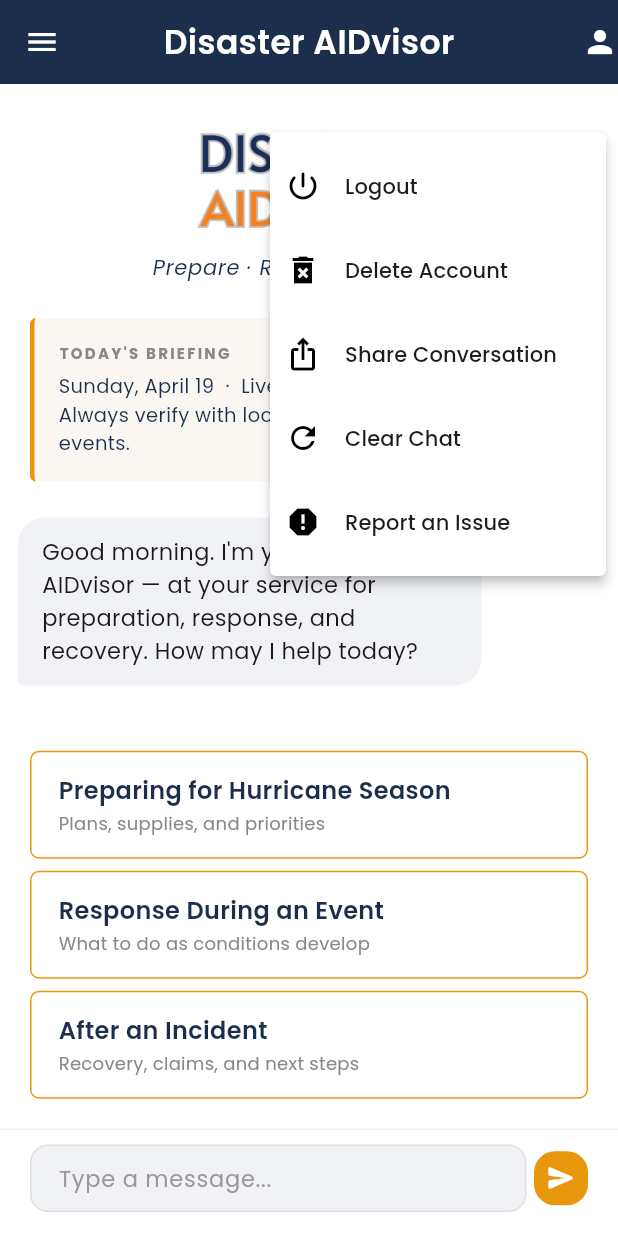
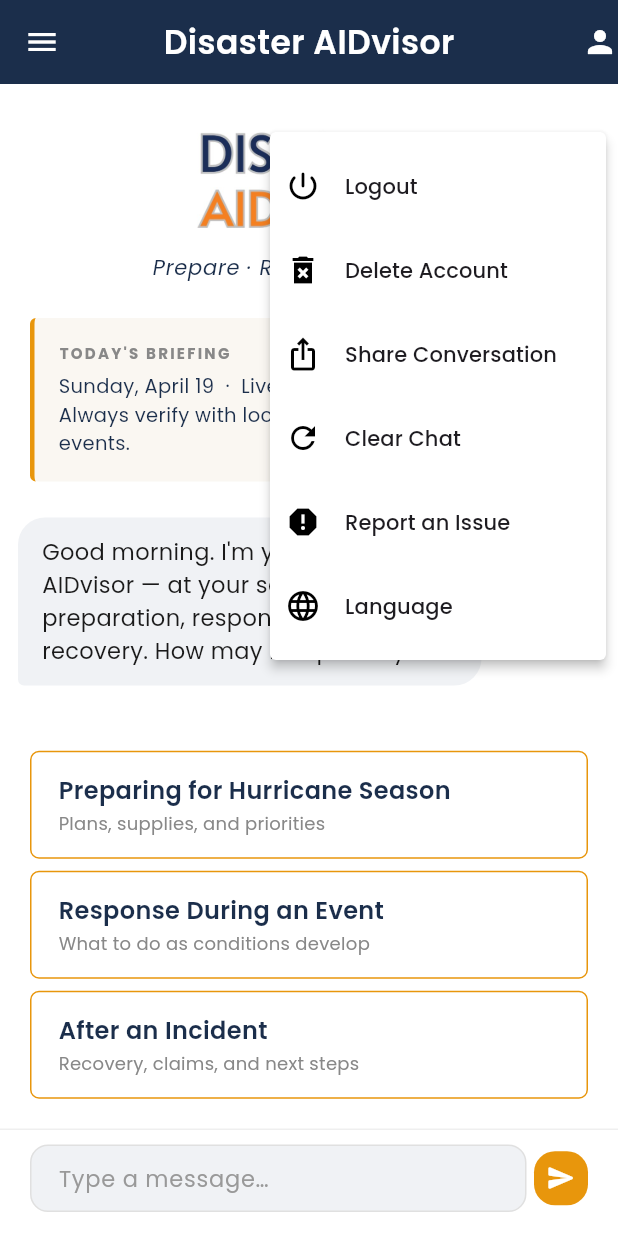
Before and after one commit to joevetoe/disaster-aidvisor, a Flutter app: the ChattingScreen screen opened directly, after a tap on the "person" icon, on a phone screen of 412 x 824 dp. Run offline on Flutter 3.47's test engine with Material 3 defaults, Android fonts, the phone set to English and light mode, and no system bars; drawn by our look-alikes of flutter_markdown; our stand-ins replace auto_size_text, cloud_firestore, firebase_auth, firebase_core, firebase_database, fluttertoast and 6 more; accounts and stored records are empty.

Commit message:
Add Spanish localization for the chat screen
- Scaffold flutter_localizations with EN and ES ARB files under lib/l10n
- Generated AppLocalizations via l10n.yaml
- LocaleController singleton persists user override to SharedPreferences
- Wire localizationsDelegates + supportedLocales in MaterialApp, rebuild on locale change
- Localize greeting, briefing (loading / unavailable / no-alerts / summary), topic cards, AppBar menu items, clear-chat dialog, share header / subject, input placeholder, copy toasts
- Add Language submenu in profile dropdown (English / Español)
- AI chat: system prompt now instructs the model to respond in user's language with polite usted register when Spanish

Co-Authored-By: Claude Opus 4.7 (1M context) <noreply@anthropic.com>

```diff
--- /dev/null
+++ b/disasterbuddy/l10n.yaml
@@ -0,0 +1,5 @@
+arb-dir: lib/l10n
+template-arb-file: app_en.arb
+output-localization-file: app_localizations.dart
+output-class: AppLocalizations
+output-dir: lib/l10n/generated
--- /dev/null
+++ b/disasterbuddy/lib/services/locale_controller.dart
@@ -0,0 +1,34 @@
+import 'package:flutter/material.dart';
+import 'package:shared_preferences/shared_preferences.dart';
+
+/// App-wide locale override. `null` means "follow device locale".
+class LocaleController extends ChangeNotifier {
+  static const _prefsKey = 'app_locale_code';
+  static const supportedLocales = [Locale('en'), Locale('es')];
+
+  LocaleController._();
+  static final LocaleController instance = LocaleController._();
+
+  Locale? _locale;
+  Locale? get locale => _locale;
+
+  Future<void> load() async {
+    final prefs = await SharedPreferences.getInstance();
+    final code = prefs.getString(_prefsKey);
+    if (code != null && code.isNotEmpty) {
+      _locale = Locale(code);
+      notifyListeners();
+    }
+  }
+
+  Future<void> setLocale(Locale? locale) async {
+    _locale = locale;
+    final prefs = await SharedPreferences.getInstance();
+    if (locale == null) {
+      await prefs.remove(_prefsKey);
+    } else {
+      await prefs.setString(_prefsKey, locale.languageCode);
+    }
+    notifyListeners();
+  }
+}
--- a/disasterbuddy/lib/views/chatting_screen.dart
+++ b/disasterbuddy/lib/views/chatting_screen.dart
@@ -16,8 +16,10 @@ import 'package:share_plus/share_plus.dart';
 import 'package:shared_preferences/shared_preferences.dart';
 import '../constants/colors.dart';
 import '../models/chat_model.dart';
+import '../l10n/generated/app_localizations.dart';
 import '../services/briefing_service.dart';
 import '../services/chat_service.dart';
+import '../services/locale_controller.dart';
 import '../widgets/chat_box.dart';
 import '../widgets/custom_round_button.dart';
 import '../widgets/send_recieve_bubble.dart';
@@ -2280,22 +2282,23 @@ class _ChattingScreenState extends State<ChattingScreen> {
   final BriefingService _briefingService = BriefingService();
   List<String>? _activeAlerts;
   bool _loadingAlerts = false;
-
-  static const List<_SuggestionChip> _suggestionChips = [
+  bool _greetingSeeded = false;
+
+  List<_SuggestionChip> _suggestionChipsFor(AppLocalizations t) => [
         _SuggestionChip(
-      label: 'Preparing for Hurricane Season',
-      subtitle: 'Plans, supplies, and priorities',
-      prompt: 'Walk me through preparing for hurricane season.',
+          label: t.topicPrepareTitle,
+          subtitle: t.topicPrepareSubtitle,
+          prompt: t.topicPreparePrompt,
         ),
         _SuggestionChip(
-      label: 'Response During an Event',
-      subtitle: 'What to do as conditions develop',
-      prompt: 'A major storm is heading my way. What should I do right now?',
+          label: t.topicRespondTitle,
+          subtitle: t.topicRespondSubtitle,
+          prompt: t.topicRespondPrompt,
         ),
         _SuggestionChip(
-      label: 'After an Incident',
-      subtitle: 'Recovery, claims, and next steps',
-      prompt: 'My home was damaged. How do I start recovering and filing claims?',
+          label: t.topicRecoverTitle,
+          subtitle: t.topicRecoverSubtitle,
+          prompt: t.topicRecoverPrompt,
         ),
       ];
 
@@ -2327,41 +2330,36 @@ class _ChattingScreenState extends State<ChattingScreen> {
     }
   }
 
-  String _buildGreeting() {
+  String _buildGreeting(AppLocalizations t) {
     final name = (_firstName?.trim().isNotEmpty ?? false) ? _firstName!.trim() : null;
     final hour = DateTime.now().hour;
-    final salutation = hour < 12
-        ? 'Good morning'
-        : (hour < 17 ? 'Good afternoon' : 'Good evening');
     if (name != null) {
-      return "$salutation, $name. I'm at your service for preparation, response, and recovery. How may I help today?";
-    }
-    return "$salutation. I'm your Disaster AIDvisor — at your service for preparation, response, and recovery. How may I help today?";
-  }
-
-  String _buildBriefing() {
-    final dateStr = DateFormat('EEEE, MMMM d').format(DateTime.now());
+      if (hour < 12) return t.greetingMorningNamed(name);
+      if (hour < 17) return t.greetingAfternoonNamed(name);
+      return t.greetingEveningNamed(name);
+    }
+    if (hour < 12) return t.greetingMorningAnon;
+    if (hour < 17) return t.greetingAfternoonAnon;
+    return t.greetingEveningAnon;
+  }
+
+  String _buildBriefing(AppLocalizations t) {
+    final locale = Localizations.localeOf(context).languageCode;
+    final dateStr = DateFormat('EEEE, MMMM d', locale).format(DateTime.now());
     final zip = (_zipCode?.trim().isNotEmpty ?? false) ? _zipCode!.trim() : null;
-    final area = zip != null ? 'ZIP $zip' : 'your area';
-
-    if (_loadingAlerts) {
-      return "$dateStr  ·  Checking current conditions for $area…";
-    }
+    final area = zip != null ? t.briefingAreaZip(zip) : t.briefingAreaGeneric;
+
+    if (_loadingAlerts) return t.briefingLoading(dateStr, area);
 
     final alerts = _activeAlerts;
-    if (alerts == null) {
-      return "$dateStr  ·  Live conditions unavailable. Always verify with local authorities during active events.";
-    }
-
-    if (alerts.isEmpty) {
-      return "$dateStr  ·  No active NWS alerts for $area.";
-    }
+    if (alerts == null) return t.briefingUnavailable(dateStr);
+    if (alerts.isEmpty) return t.briefingNoAlerts(dateStr, area);
 
     final unique = alerts.toSet().toList();
     final summary = unique.length == 1
         ? unique.first
-        : '${unique.length} active alerts (${unique.take(2).join(", ")}${unique.length > 2 ? "…" : ""})';
-    return "$dateStr  ·  $summary in effect for $area. Follow local official guidance.";
+        : '${unique.length} (${unique.take(2).join(", ")}${unique.length > 2 ? "…" : ""})';
+    return t.briefingAlertsSummary(dateStr, summary, area);
   }
 
   Future<void> _loadBriefing() async {
@@ -2378,19 +2376,37 @@ class _ChattingScreenState extends State<ChattingScreen> {
 
   callback() async {
     await _loadUserProfile();
+    if (!mounted) return;
+    setState(() {});
+
+    _loadBriefing();
+
+    FirebaseFirestore.instance.collection('key').snapshots().listen((v) {
+      _chatService.setApiKey(v.docs.first.data()['key']);
+    });
+  }
+
+  @override
+  void didChangeDependencies() {
+    super.didChangeDependencies();
+    final t = AppLocalizations.of(context)!;
+    if (!_greetingSeeded) {
+      _greetingSeeded = true;
       conversationModel.clear();
       conversationModel.add(ConvModel(
         isSender: false,
-      message: _buildGreeting(),
+        message: _buildGreeting(t),
         messageType: "txt",
       ));
-    if (mounted) setState(() {});
-
-    _loadBriefing();
-
-    FirebaseFirestore.instance.collection('key').snapshots().listen((v) {
-      _chatService.setApiKey(v.docs.first.data()['key']);
-    });
+    } else if (conversationModel.length == 1 &&
+        !(conversationModel.first.isSender ?? false)) {
+      // Fresh state — keep greeting in sync with current locale.
+      conversationModel[0] = ConvModel(
+        isSender: false,
+        message: _buildGreeting(t),
+        messageType: conversationModel.first.messageType,
+      );
+    }
   }
 
   @override
@@ -2421,8 +2437,8 @@ class _ChattingScreenState extends State<ChattingScreen> {
                           color: Colors.black,
                         ),
                       ),
-                      title: const Text(
-                        "Terms & Conditions",
+                      title: Text(
+                        AppLocalizations.of(context)!.menuTermsConditions,
                       ),
                     ),
                   ),
@@ -2488,19 +2504,22 @@ class _ChattingScreenState extends State<ChattingScreen> {
         ),
         actions: [
           if (!_showSuggestionChips)
-            IconButton(
-              tooltip: 'Return to home',
+            Builder(builder: (ctx) {
+              final t = AppLocalizations.of(ctx)!;
+              return IconButton(
+                tooltip: t.homeTooltip,
                 icon: const Icon(Icons.home_outlined, color: Colors.white),
                 onPressed: () {
                   conversationModel.clear();
                   conversationModel.add(ConvModel(
                     isSender: false,
-                  message: _buildGreeting(),
+                    message: _buildGreeting(t),
                     messageType: "txt",
                   ));
                   setState(() {});
                 },
-            ),
+              );
+            }),
           GestureDetector(
             onTap: () {
               showMenu(
@@ -2524,8 +2543,8 @@ class _ChattingScreenState extends State<ChattingScreen> {
                             color: Colors.black,
                           ),
                         ),
-                        title: const Text(
-                          "Logout",
+                        title: Text(
+                          AppLocalizations.of(context)!.menuLogout,
                         ),
                       ),
                     ),
@@ -2544,8 +2563,8 @@ class _ChattingScreenState extends State<ChattingScreen> {
                             color: Colors.black,
                           ),
                         ),
-                        title: const Text(
-                          "Delete Account",
+                        title: Text(
+                          AppLocalizations.of(context)!.menuDeleteAccount,
                         ),
                       ),
                     ),
@@ -2564,8 +2583,8 @@ class _ChattingScreenState extends State<ChattingScreen> {
                             color: Colors.black,
                           ),
                         ),
-                        title: const Text(
-                          "Share Conversation",
+                        title: Text(
+                          AppLocalizations.of(context)!.menuShareConversation,
                         ),
                       ),
                     ),
@@ -2583,8 +2602,8 @@ class _ChattingScreenState extends State<ChattingScreen> {
                             color: Colors.black,
                           ),
                         ),
-                        title: const Text(
-                          "Clear Chat",
+                        title: Text(
+                          AppLocalizations.of(context)!.menuClearChat,
                         ),
                       ),
                     ),
@@ -2603,8 +2622,27 @@ class _ChattingScreenState extends State<ChattingScreen> {
                             color: Colors.black,
                           ),
                         ),
-                        title: const Text(
-                          "Report an Issue",
+                        title: Text(
+                          AppLocalizations.of(context)!.menuReportIssue,
+                        ),
+                      ),
+                    ),
+                    PopupMenuItem(
+                      padding: EdgeInsets.zero,
+                      child: ListTile(
+                        onTap: () async {
+                          Navigator.pop(context);
+                          await _showLanguagePicker(context);
+                        },
+                        leading: const Padding(
+                          padding: EdgeInsets.only(left: 10),
+                          child: Icon(
+                            Icons.language,
+                            color: Colors.black,
+                          ),
+                        ),
+                        title: Text(
+                          AppLocalizations.of(context)!.menuLanguage,
                         ),
                       ),
                     ),
@@ -2665,6 +2703,7 @@ class _ChattingScreenState extends State<ChattingScreen> {
   }
 
   buildChat() {
+    final t = AppLocalizations.of(context)!;
     if (_showSuggestionChips) {
       return Expanded(
         child: SingleChildScrollView(
@@ -2681,7 +2720,7 @@ class _ChattingScreenState extends State<ChattingScreen> {
               const SizedBox(height: 12),
               Center(
                 child: Text(
-                  'Prepare · Respond · Recover',
+                  t.tagline,
                   style: GoogleFonts.poppins(
                     textStyle: const TextStyle(
                       color: Color(0xff1B2E4B),
@@ -2708,7 +2747,7 @@ class _ChattingScreenState extends State<ChattingScreen> {
                   crossAxisAlignment: CrossAxisAlignment.start,
                   children: [
                     Text(
-                      "TODAY'S BRIEFING",
+                      t.briefingLabel,
                       style: GoogleFonts.poppins(
                         textStyle: const TextStyle(
                           color: Color(0xff888888),
@@ -2720,7 +2759,7 @@ class _ChattingScreenState extends State<ChattingScreen> {
                     ),
                     const SizedBox(height: 6),
                     Text(
-                      _buildBriefing(),
+                      _buildBriefing(t),
                       style: const TextStyle(
                         color: Color(0xff1B2E4B),
                         fontSize: 13,
@@ -2762,7 +2801,7 @@ class _ChattingScreenState extends State<ChattingScreen> {
                       onLongPress: () async {
                         await Clipboard.setData(
                             ClipboardData(text: user.message ?? ''));
-                        Fluttertoast.showToast(msg: "Copied to clipboard");
+                        Fluttertoast.showToast(msg: t.copiedToClipboard);
                       },
                       child: RecieveChatBubble(
                           message: user.messageType == "txt"
@@ -2825,13 +2864,14 @@ class _ChattingScreenState extends State<ChattingScreen> {
   }
 
   Widget _buildSuggestionChipsRow() {
+    final t = AppLocalizations.of(context)!;
     return Container(
       width: double.infinity,
       color: Colors.white,
       padding: const EdgeInsets.fromLTRB(20, 8, 20, 12),
       child: Column(
         crossAxisAlignment: CrossAxisAlignment.start,
-        children: _suggestionChips
+        children: _suggestionChipsFor(t)
             .map((c) => Padding(
                   padding: const EdgeInsets.only(bottom: 8),
                   child: InkWell(
@@ -2894,7 +2934,9 @@ class _ChattingScreenState extends State<ChattingScreen> {
       );
     }
     try {
-      final aiResponse = await _chatService.getChatResponse(allmessages);
+      final langCode = Localizations.localeOf(context).languageCode;
+      final aiResponse = await _chatService
+          .getChatResponse(allmessages, languageCode: langCode);
       date = DateTime.now().millisecondsSinceEpoch.toString();
       _controller.clear();
 
@@ -2941,7 +2983,44 @@ class _ChattingScreenState extends State<ChattingScreen> {
     }
   }
 
+  Future<void> _showLanguagePicker(BuildContext screencontext) async {
+    final t = AppLocalizations.of(screencontext)!;
+    final current = LocaleController.instance.locale?.languageCode;
+    await showDialog(
+      context: screencontext,
+      builder: (context) {
+        return SimpleDialog(
+          shape: RoundedRectangleBorder(borderRadius: BorderRadius.circular(16)),
+          title: Text(t.menuLanguage),
+          children: [
+            RadioListTile<String?>(
+              value: 'en',
+              groupValue: current,
+              title: Text(t.languageEnglish),
+              activeColor: const Color(0xffE8960C),
+              onChanged: (v) async {
+                await LocaleController.instance.setLocale(const Locale('en'));
+                if (context.mounted) Navigator.pop(context);
+              },
+            ),
+            RadioListTile<String?>(
+              value: 'es',
+              groupValue: current,
+              title: Text(t.languageSpanish),
+              activeColor: const Color(0xffE8960C),
+              onChanged: (v) async {
+                await LocaleController.instance.setLocale(const Locale('es'));
+                if (context.mounted) Navigator.pop(context);
+              },
+            ),
+          ],
+        );
+      },
+    );
+  }
+
   void _showClearChatWarningDialog(BuildContext screencontext) {
+    final t = AppLocalizations.of(screencontext)!;
     showDialog(
       context: screencontext,
       builder: (BuildContext context) {
@@ -2967,7 +3046,7 @@ class _ChattingScreenState extends State<ChattingScreen> {
                 ),
                 const SizedBox(height: 16),
                 Text(
-                  'Clear Chat',
+                  t.clearChatTitle,
                   style: GoogleFonts.poppins(
                     textStyle: const TextStyle(
                       color: Color(0xff032553),
@@ -2978,7 +3057,7 @@ class _ChattingScreenState extends State<ChattingScreen> {
                 ),
                 const SizedBox(height: 16),
                 Text(
-                  'This will permanently delete your entire conversation history. Continue?',
+                  t.clearChatBody,
                   textAlign: TextAlign.center,
                   style: GoogleFonts.poppins(
                     textStyle: const TextStyle(
@@ -3006,9 +3085,9 @@ class _ChattingScreenState extends State<ChattingScreen> {
                           vertical: 12,
                         ),
                       ),
-                      child: const Text(
-                        'Cancel',
-                        style: TextStyle(
+                      child: Text(
+                        t.cancel,
+                        style: const TextStyle(
                           color: Colors.orange,
                           fontSize: 16,
                         ),
@@ -3029,9 +3108,9 @@ class _ChattingScreenState extends State<ChattingScreen> {
                           vertical: 12,
                         ),
                       ),
-                      child: const Text(
-                        'Clear',
-                        style: TextStyle(
+                      child: Text(
+                        t.clear,
+                        style: const TextStyle(
                           color: Colors.white,
                           fontSize: 16,
                         ),
@@ -3048,23 +3127,25 @@ class _ChattingScreenState extends State<ChattingScreen> {
   }
 
   Future<void> _shareConversation() async {
+    final t = AppLocalizations.of(context)!;
     final messages = conversationModel
         .where((m) => m.message != "loading" && (m.message?.isNotEmpty ?? false))
         .toList();
 
     if (messages.isEmpty ||
         (messages.length == 1 && !(messages.first.isSender ?? false))) {
-      Fluttertoast.showToast(msg: "No conversation to share yet.");
+      Fluttertoast.showToast(msg: t.noConversationToShare);
       return;
     }
 
-    final dateStr = DateFormat('MMM d, y').format(DateTime.now());
+    final locale = Localizations.localeOf(context).languageCode;
+    final dateStr = DateFormat('MMM d, y', locale).format(DateTime.now());
     final buffer = StringBuffer();
-    buffer.writeln('Disaster AIDvisor Conversation — $dateStr');
+    buffer.writeln(t.shareHeader(dateStr));
     buffer.writeln();
 
     for (final m in messages) {
-      final speaker = (m.isSender ?? false) ? 'You' : 'AIDvisor';
+      final speaker = (m.isSender ?? false) ? t.shareSpeakerYou : t.shareSpeakerBot;
       buffer.writeln('$speaker: ${m.message?.trim() ?? ''}');
       buffer.writeln();
     }
@@ -3073,24 +3154,24 @@ class _ChattingScreenState extends State<ChattingScreen> {
       final box = context.findRenderObject() as RenderBox?;
       await Share.share(
         buffer.toString().trim(),
-        subject: 'Disaster AIDvisor Conversation — $dateStr',
+        subject: t.shareSubject(dateStr),
         sharePositionOrigin:
             box != null ? box.localToGlobal(Offset.zero) & box.size : null,
       );
     } catch (e) {
       print('Share failed: $e');
-      Fluttertoast.showToast(msg: "Unable to open share sheet: $e");
     }
   }
 
   Future<void> _clearChat() async {
+    final t = AppLocalizations.of(context)!;
     final currentUser =
         FirebaseAuth.instance.currentUser?.email?.replaceAll('.', '') ?? '';
     await chatref.child(currentUser).remove();
     conversationModel.clear();
     conversationModel.add(ConvModel(
       isSender: false,
-      message: _buildGreeting(),
+      message: _buildGreeting(t),
       messageType: "txt",
     ));
     if (mounted) setState(() {});
--- a/disasterbuddy/lib/widgets/chat_box.dart
+++ b/disasterbuddy/lib/widgets/chat_box.dart
@@ -1,4 +1,5 @@
 import 'package:flutter/material.dart';
+import '../l10n/generated/app_localizations.dart';
 
 class ChatBox extends StatelessWidget {
   const ChatBox({
@@ -38,15 +39,15 @@ class ChatBox extends StatelessWidget {
                   fontSize: 15,
                   color: Color(0xff1a1a1a),
                 ),
-                decoration: const InputDecoration(
-                  hintText: 'Type a message...',
-                  hintStyle: TextStyle(
+                decoration: InputDecoration(
+                  hintText: AppLocalizations.of(context)!.chatInputPlaceholder,
+                  hintStyle: const TextStyle(
                     color: Color(0xff999999),
                     fontSize: 15,
                   ),
                   border: InputBorder.none,
                   isDense: true,
-                  contentPadding: EdgeInsets.symmetric(horizontal: 14, vertical: 8),
+                  contentPadding: const EdgeInsets.symmetric(horizontal: 14, vertical: 8),
                 ),
               ),
             ),
--- a/disasterbuddy/lib/widgets/send_recieve_bubble.dart
+++ b/disasterbuddy/lib/widgets/send_recieve_bubble.dart
@@ -2,6 +2,7 @@ import 'package:flutter/material.dart';
 import 'package:flutter/services.dart';
 import 'package:flutter_markdown/flutter_markdown.dart';
 import 'package:fluttertoast/fluttertoast.dart';
+import '../l10n/generated/app_localizations.dart';
 
 class SendBubble extends StatelessWidget {
   final String message;
@@ -22,7 +23,8 @@ class SendBubble extends StatelessWidget {
       child: GestureDetector(
         onLongPress: () async {
           await Clipboard.setData(ClipboardData(text: message));
-          Fluttertoast.showToast(msg: "Copied to clipboard");
+          Fluttertoast.showToast(
+              msg: AppLocalizations.of(context)!.copiedToClipboard);
         },
         child: Container(
           constraints: BoxConstraints(
--- a/disasterbuddy/pubspec.yaml
+++ b/disasterbuddy/pubspec.yaml
@@ -29,6 +29,8 @@ environment:
 # versions available, run `flutter pub outdated`.
 dependencies:
   flutter:
+    sdk: flutter
+  flutter_localizations:
     sdk: flutter
 
 
@@ -66,6 +68,7 @@ dev_dependencies:
 
 # The following section is specific to Flutter packages.
 flutter:
+  generate: true
 
   # The following line ensures that the Material Icons font is
   # included with your application, so that you can use the icons in
```
Also changed, not shown: disasterbuddy/lib/l10n/app_en.arb (added, +96 -0 lines), disasterbuddy/lib/l10n/app_es.arb (added, +56 -0 lines), disasterbuddy/lib/main.dart (+18 -2 lines), disasterbuddy/lib/services/chat_service.dart (+16 -3 lines), disasterbuddy/lib/l10n/generated/app_localizations.dart (added), disasterbuddy/lib/l10n/generated/app_localizations_en.dart (added), disasterbuddy/lib/l10n/generated/app_localizations_es.dart (added), disasterbuddy/pubspec.lock. Lines whose indentation alone changed are shown as unchanged.
